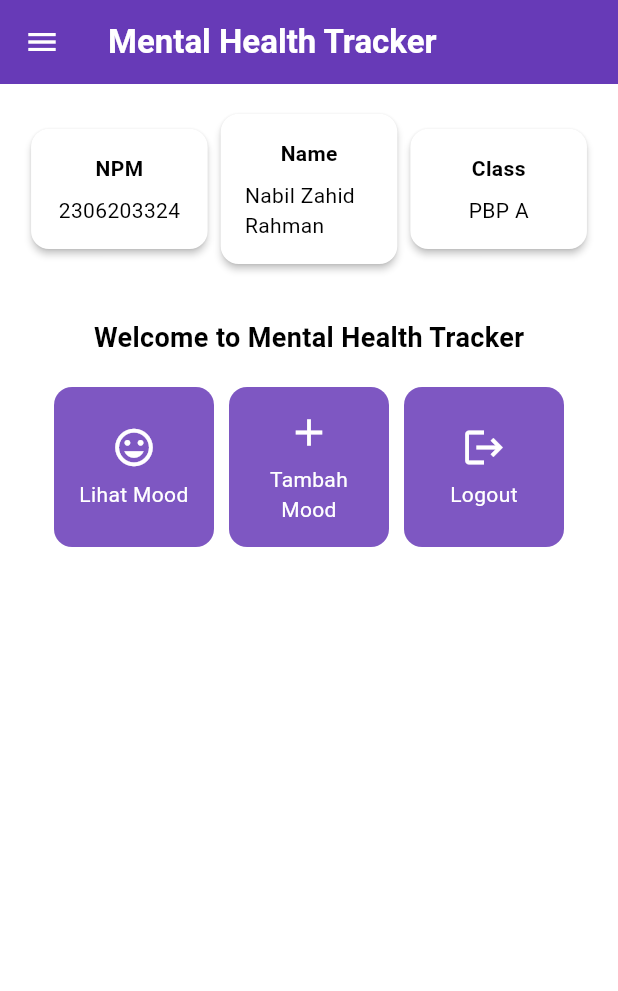
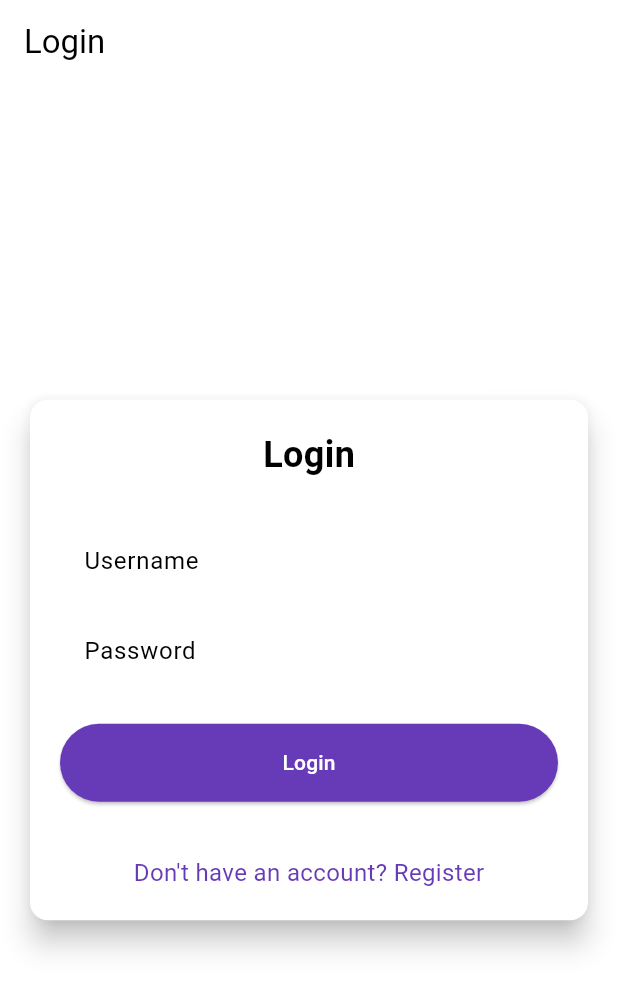
Before and after one commit to Chromss/mental-health-tracker-mobile, a Flutter app: the screen it shows after launch, on a phone screen of 412 x 824 dp. Shown: the top 991 px of the screen. Run offline on Flutter 3.47's test engine with Material 3 defaults, Android fonts, the phone set to English and light mode, and no system bars; missing offline and left inert: pbp_django_auth.

Commit message:
Tutorial 8 Checkpoint

```diff
--- a/lib/main.dart
+++ b/lib/main.dart
@@ -1,5 +1,7 @@
 import 'package:flutter/material.dart';
-import 'package:mental_health_tracker/screens/menu.dart';
+import 'package:pbp_django_auth/pbp_django_auth.dart';
+import 'package:provider/provider.dart';
+import 'package:mental_health_tracker/screens/login.dart';
 
 void main() {
   runApp(const MyApp());
@@ -7,34 +9,24 @@ void main() {
 
 class MyApp extends StatelessWidget {
   const MyApp({super.key});
-  // This widget is the root of your application.
+
   @override
   Widget build(BuildContext context) {
-    return MaterialApp(
-      debugShowCheckedModeBanner: false,
-      title: 'Flutter Demo',
-      theme: ThemeData(
-        // This is the theme of your application.
-        //
-        // TRY THIS: Try running your application with "flutter run". You'll see
-        // the application has a purple toolbar. Then, without quitting the app,
-        // try changing the seedColor in the colorScheme below to Colors.green
-        // and then invoke "hot reload" (save your changes or press the "hot
-        // reload" button in a Flutter-supported IDE, or press "r" if you used
-        // the command line to start the app).
-        //
-        // Notice that the counter didn't reset back to zero; the application
-        // state is not lost during the reload. To reset the state, use hot
-        // restart instead.
-        //
-        // This works for code too, not just values: Most code changes can be
-        // tested with just a hot reload.
-        colorScheme: ColorScheme.fromSwatch(
+    return Provider(
+      create: (_) {
+        CookieRequest request = CookieRequest();
+        return request;
+      },
+      child: MaterialApp(
+        title: 'Mental Health Tracker',
+        theme: ThemeData(
+          useMaterial3: true,
+          colorScheme: ColorScheme.fromSwatch(
             primarySwatch: Colors.deepPurple,
-        ).copyWith(secondary: Colors.deepPurple[400]),
-        useMaterial3: true,
+          ).copyWith(secondary: Colors.deepPurple[400]),
+        ),
+          home: const LoginPage(),
       ),
-      home: MyHomePage(),
     );
   }
 }
--- /dev/null
+++ b/lib/screens/login.dart
@@ -0,0 +1,176 @@
+import 'package:mental_health_tracker/screens/menu.dart';
+import 'package:flutter/material.dart';
+import 'package:pbp_django_auth/pbp_django_auth.dart';
+import 'package:provider/provider.dart';
+import 'package:mental_health_tracker/screens/register.dart';
+
+void main() {
+  runApp(const LoginApp());
+}
+
+class LoginApp extends StatelessWidget {
+  const LoginApp({super.key});
+
+  @override
+  Widget build(BuildContext context) {
+    return MaterialApp(
+      title: 'Login',
+      theme: ThemeData(
+        useMaterial3: true,
+        colorScheme: ColorScheme.fromSwatch(
+          primarySwatch: Colors.deepPurple,
+        ).copyWith(secondary: Colors.deepPurple[400]),
+      ),
+      home: const LoginPage(),
+    );
+  }
+}
+
+class LoginPage extends StatefulWidget {
+  const LoginPage({super.key});
+
+  @override
+  State<LoginPage> createState() => _LoginPageState();
+}
+
+class _LoginPageState extends State<LoginPage> {
+  final TextEditingController _usernameController = TextEditingController();
+  final TextEditingController _passwordController = TextEditingController();
+
+  @override
+  Widget build(BuildContext context) {
+    final request = context.watch<CookieRequest>();
+
+    return Scaffold(
+      appBar: AppBar(
+        title: const Text('Login'),
+      ),
+      body: Center(
+        child: SingleChildScrollView(
+          padding: const EdgeInsets.all(16.0),
+          child: Card(
+            elevation: 8,
+            shape: RoundedRectangleBorder(
+              borderRadius: BorderRadius.circular(12.0),
+            ),
+            child: Padding(
+              padding: const EdgeInsets.all(20.0),
+              child: Column(
+                mainAxisSize: MainAxisSize.min,
+                children: [
+                  const Text(
+                    'Login',
+                    style: TextStyle(
+                      fontSize: 24.0,
+                      fontWeight: FontWeight.bold,
+                    ),
+                  ),
+                  const SizedBox(height: 30.0),
+                  TextField(
+                    controller: _usernameController,
+                    decoration: const InputDecoration(
+                      labelText: 'Username',
+                      hintText: 'Enter your username',
+                      border: OutlineInputBorder(
+                        borderRadius: BorderRadius.all(Radius.circular(12.0)),
+                      ),
+                      contentPadding:
+                      EdgeInsets.symmetric(horizontal: 12.0, vertical: 8.0),
+                    ),
+                  ),
+                  const SizedBox(height: 12.0),
+                  TextField(
+                    controller: _passwordController,
+                    decoration: const InputDecoration(
+                      labelText: 'Password',
+                      hintText: 'Enter your password',
+                      border: OutlineInputBorder(
+                        borderRadius: BorderRadius.all(Radius.circular(12.0)),
+                      ),
+                      contentPadding:
+                      EdgeInsets.symmetric(horizontal: 12.0, vertical: 8.0),
+                    ),
+                    obscureText: true,
+                  ),
+                  const SizedBox(height: 24.0),
+                  ElevatedButton(
+                    onPressed: () async {
+                      String username = _usernameController.text;
+                      String password = _passwordController.text;
+                      final response = await request
+                          .login("http://127.0.0.1:8000/auth/login/", {
+                        'username': username,
+                        'password': password,
+                      });
+
+                      if (request.loggedIn) {
+                        String message = response['message'];
+                        String uname = response['username'];
+                        if (context.mounted) {
+                          Navigator.pushReplacement(
+                            context,
+                            MaterialPageRoute(
+                                builder: (context) => MyHomePage()),
+                          );
+                          ScaffoldMessenger.of(context)
+                            ..hideCurrentSnackBar()
+                            ..showSnackBar(
+                              SnackBar(
+                                  content:
+                                  Text("$message Selamat datang, $uname.")),
+                            );
+                        }
+                      } else {
+                        if (context.mounted) {
+                          showDialog(
+                            context: context,
+                            builder: (context) => AlertDialog(
+                              title: const Text('Login Gagal'),
+                              content: Text(response['message']),
+                              actions: [
+                                TextButton(
+                                  child: const Text('OK'),
+                                  onPressed: () {
+                                    Navigator.pop(context);
+                                  },
+                                ),
+                              ],
+                            ),
+                          );
+                        }
+                      }
+                    },
+                    style: ElevatedButton.styleFrom(
+                      foregroundColor: Colors.white,
+                      minimumSize: const Size(double.infinity, 50),
+                      backgroundColor: Theme.of(context).colorScheme.primary,
+                      padding: const EdgeInsets.symmetric(vertical: 16.0),
+                    ),
+                    child: const Text('Login'),
+                  ),
+                  const SizedBox(height: 36.0),
+                  GestureDetector(
+                    onTap: () {
+                      Navigator.push(
+                        context,
+                        MaterialPageRoute(
+                            builder: (context) => const RegisterPage()),
+                      );
+                    },
+                    child: Text(
+                      'Don\'t have an account? Register',
+                      style: TextStyle(
+                        color: Theme.of(context).colorScheme.primary,
+                        fontSize: 16.0,
+                      ),
+                    ),
+                  ),
+                ],
+              ),
+            ),
+          ),
+        ),
+      ),
+    );
+  }
+}
--- a/pubspec.yaml
+++ b/pubspec.yaml
@@ -35,6 +35,9 @@ dependencies:
   # The following adds the Cupertino Icons font to your application.
   # Use with the CupertinoIcons class for iOS style icons.
   cupertino_icons: ^1.0.8
+  provider: ^6.1.2
+  pbp_django_auth: ^0.4.0
+  http: ^1.2.2
 
 dev_dependencies:
   flutter_test:
@@ -45,7 +48,7 @@ dev_dependencies:
   # activated in the `analysis_options.yaml` file located at the root of your
   # package. See that file for information about deactivating specific lint
   # rules and activating additional ones.
-  flutter_lints: ^4.0.0
+  flutter_lints: ^5.0.0
 
 # For information on the generic Dart part of this file, see the
 # following page: https://dart.dev/tools/pub/pubspec
```
Also changed, not shown: lib/models/mood_entry.dart (added, +61 -0 lines), lib/screens/list_moodentry.dart (added, +90 -0 lines), lib/screens/moodentry_form.dart (+31 -28 lines), lib/screens/register.dart (added, +161 -0 lines), lib/widgets/left_drawer.dart (+12 -0 lines), lib/widgets/mood_card.dart (+36 -1 lines), pubspec.lock, 2 other files.
